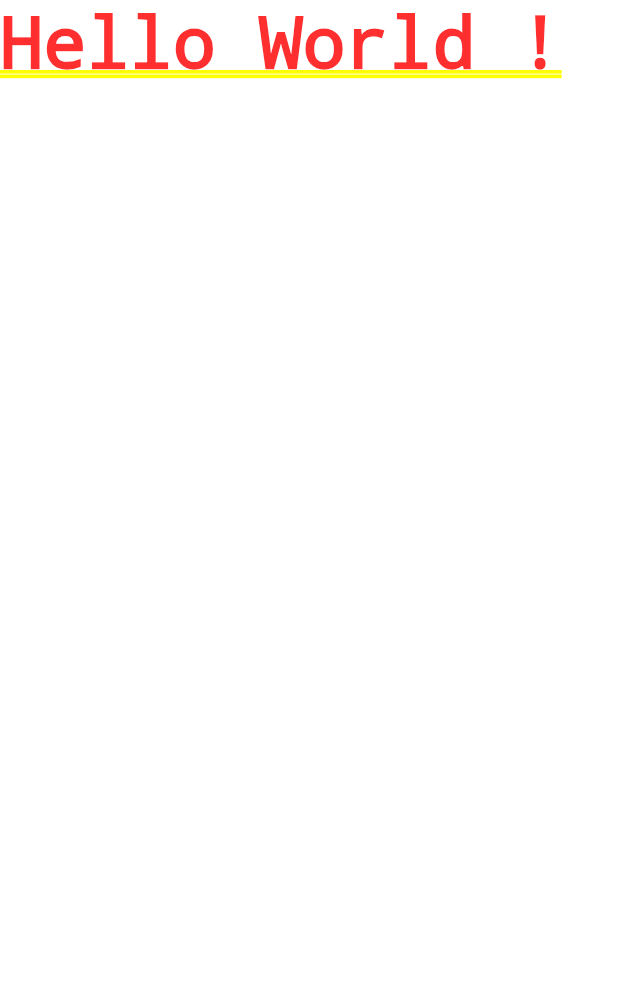
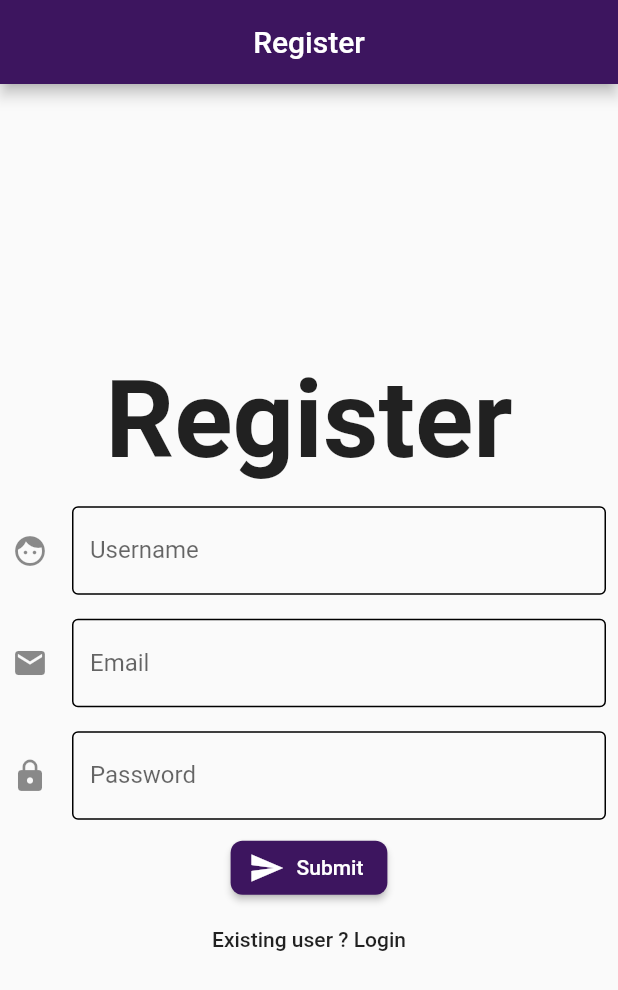
Before and after one commit to EpsilonDev/ecommerce_app, a Flutter app: the screen it shows after launch, on a phone screen of 412 x 824 dp. Shown: the top 990 px of the screen. Run offline on Flutter 3.47's test engine with Material 2 defaults, Android fonts, the phone set to English and light mode, and no system bars.

Commit message:
adding register v1

```diff
--- a/lib/main.dart
+++ b/lib/main.dart
@@ -1,12 +1,110 @@
+import 'package:ecommerce_app/ui/register_page.dart';
 import 'package:flutter/material.dart';
 
-void main() => runApp(Home());
+void main() => runApp(MyApp());
 
-class Home extends StatelessWidget {
+class MyApp extends StatelessWidget {
+  // This widget is the root of your application.
   @override
   Widget build(BuildContext context) {
     return MaterialApp(
-      home: Text('Hello World !'),
+      title: 'Flutter Demo',
+      theme: ThemeData(
+        brightness: Brightness.light,
+        primaryColor: Color(0xff3d155f),
+        accentColor: Color(0xffdf678c),
+        textTheme: TextTheme(
+          headline: TextStyle( fontSize: 72.0, fontWeight: FontWeight.bold),
+          title: TextStyle( fontSize: 36.0, fontStyle: FontStyle.normal),
+          body1: TextStyle( fontSize: 18.0)
+        )
+      ),
+      home: RegisterPage(),
     );
   }
 }
+
+class MyHomePage extends StatefulWidget {
+  MyHomePage({Key key, this.title}) : super(key: key);
+
+  // This widget is the home page of your application. It is stateful, meaning
+  // that it has a State object (defined below) that contains fields that affect
+  // how it looks.
+
+  // This class is the configuration for the state. It holds the values (in this
+  // case the title) provided by the parent (in this case the App widget) and
+  // used by the build method of the State. Fields in a Widget subclass are
+  // always marked "final".
+
+  final String title;
+
+  @override
+  _MyHomePageState createState() => _MyHomePageState();
+}
+
+class _MyHomePageState extends State<MyHomePage> {
+  int _counter = 0;
+
+  void _incrementCounter() {
+    setState(() {
+      // This call to setState tells the Flutter framework that something has
+      // changed in this State, which causes it to rerun the build method below
+      // so that the display can reflect the updated values. If we changed
+      // _counter without calling setState(), then the build method would not be
+      // called again, and so nothing would appear to happen.
+      _counter++;
+    });
+  }
+
+  @override
+  Widget build(BuildContext context) {
+    // This method is rerun every time setState is called, for instance as done
+    // by the _incrementCounter method above.
+    //
+    // The Flutter framework has been optimized to make rerunning build methods
+    // fast, so that you can just rebuild anything that needs updating rather
+    // than having to individually change instances of widgets.
+    return Scaffold(
+      appBar: AppBar(
+        // Here we take the value from the MyHomePage object that was created by
+        // the App.build method, and use it to set our appbar title.
+        title: Text(widget.title),
+      ),
+      body: Center(
+        // Center is a layout widget. It takes a single child and positions it
+        // in the middle of the parent.
+        child: Column(
+          // Column is also a layout widget. It takes a list of children and
+          // arranges them vertically. By default, it sizes itself to fit its
+          // children horizontally, and tries to be as tall as its parent.
+          //
+          // Invoke "debug painting" (press "p" in the console, choose the
+          // "Toggle Debug Paint" action from the Flutter Inspector in Android
+          // Studio, or the "Toggle Debug Paint" command in Visual Studio Code)
+          // to see the wireframe for each widget.
+          //
+          // Column has various properties to control how it sizes itself and
+          // how it positions its children. Here we use mainAxisAlignment to
+          // center the children vertically; the main axis here is the vertical
+          // axis because Columns are vertical (the cross axis would be
+          // horizontal).
+          mainAxisAlignment: MainAxisAlignment.center,
+          children: <Widget>[
+            Text(
+              'You have pushed the button this many times:',
+            ),
+            Text(
+              '$_counter',
+              style: Theme.of(context).textTheme.display1,
+            ),
+          ],
+        ),
+      ),
+      floatingActionButton: FloatingActionButton(
+        onPressed: _incrementCounter,
+        tooltip: 'Increment',
+        child: Icon(Icons.add),
+      ), // This trailing comma makes auto-formatting nicer for build methods.
+    );
+  }
+}
--- /dev/null
+++ b/lib/ui/register_page.dart
@@ -0,0 +1,77 @@
+import 'package:flutter/material.dart';
+
+class RegisterPage extends StatefulWidget {
+  @override
+  _RegisterPageState createState() => _RegisterPageState();
+}
+
+class _RegisterPageState extends State<RegisterPage> {
+  @override
+  Widget build(BuildContext context) {
+    return Scaffold(
+      appBar: AppBar(title: Center(child: Text('Register')),),
+      body: Center(
+        child: Container(
+          child: SingleChildScrollView(
+            child: Form(child: Column(
+              children: <Widget>[
+                Padding(
+                  padding: const EdgeInsets.all(8.0),
+                  child: Text('Register', style: Theme.of(context).textTheme.headline),
+                ),
+                Padding(
+                  padding: const EdgeInsets.all(8.0),
+                  child: TextFormField(
+                    decoration: InputDecoration(
+                      enabledBorder: OutlineInputBorder(borderSide: BorderSide(color: Colors.black)),
+                      border: OutlineInputBorder(),
+                      labelText: 'Username',
+                      hintText: 'Minimum lenght 6 character',
+                      icon: Icon(Icons.face)
+                    )
+                  ),
+                ),
+                Padding(
+                  padding: const EdgeInsets.all(8.0),
+                  child: TextFormField(
+                    decoration: InputDecoration(
+                      enabledBorder: OutlineInputBorder(borderSide: BorderSide(color: Colors.black)),
+                      border: OutlineInputBorder(),
+                      labelText: 'Email',
+                      hintText: 'Enter a valid email',
+                      icon: Icon(Icons.email)
+                    )
+                  ),
+                ),
+                Padding(
+                  padding: const EdgeInsets.all(8.0),
+                  child: TextFormField(
+                    obscureText: true,
+                    decoration: InputDecoration(
+                      enabledBorder: OutlineInputBorder(borderSide: BorderSide(color: Colors.black)),
+                      border: OutlineInputBorder(),
+                      labelText: 'Password',
+                      icon: Icon(Icons.lock),
+                    ),
+                  ),
+                ),
+                RaisedButton.icon(
+                  onPressed: () => print('Submit'),
+                  icon: Icon(Icons.send, color: Colors.white),
+                  color: Theme.of(context).primaryColor,
+                  label: Text('Submit', style: TextStyle(color: Colors.white),),
+                  shape: RoundedRectangleBorder(
+                    borderRadius: BorderRadius.all(Radius.circular(8.0)))
+                ),
+                FlatButton(
+                  onPressed: () => print('Login'),
+                  child: Text('Existing user ? Login')
+                )
+              ],
+            )),
+          )
+        ),
+      ),
+    );
+  }
+}
```
Also changed, not shown: 1 other file.
